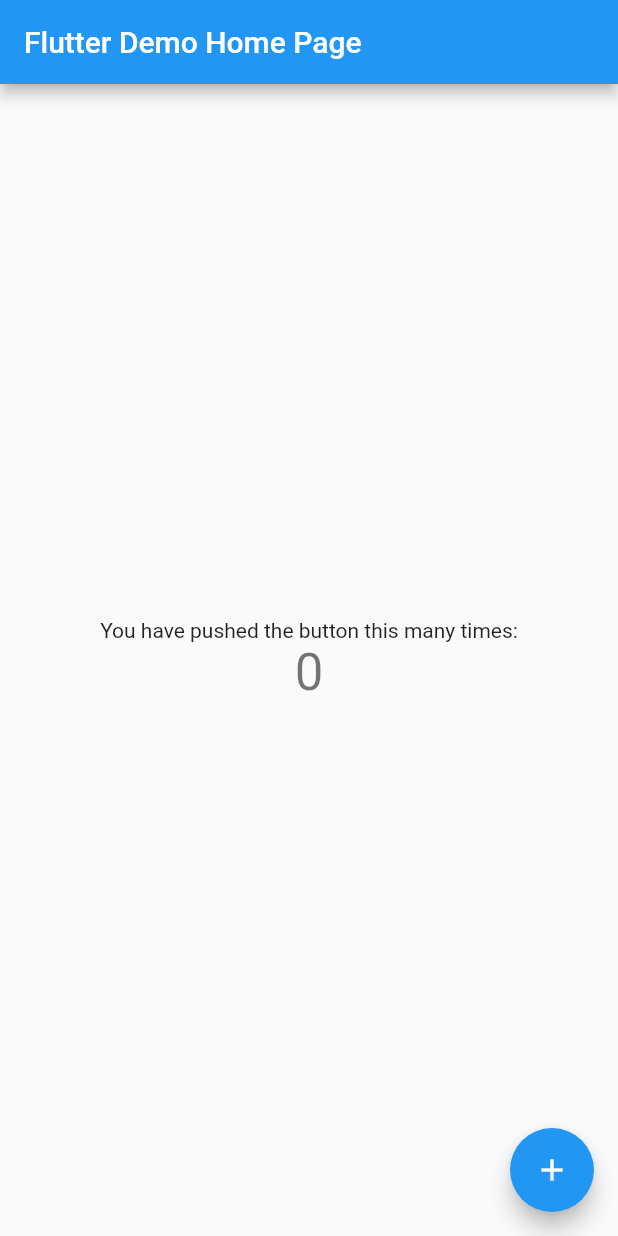
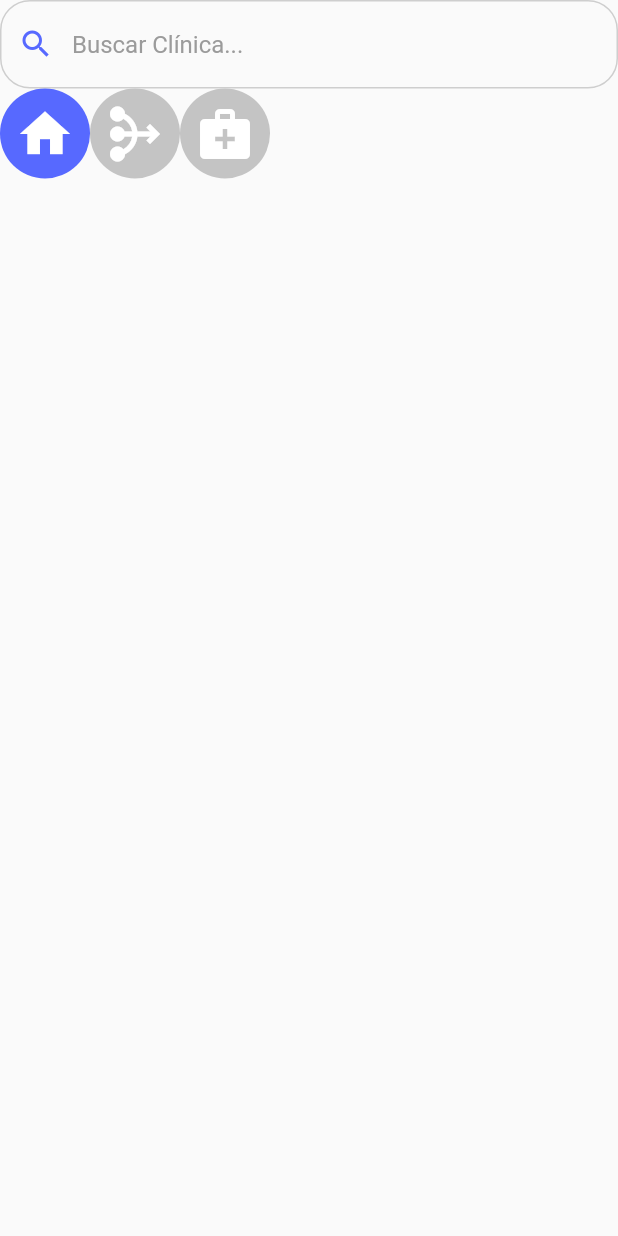
Before and after one commit to AlbertoDoc/cline, a Flutter app: the screen it shows after launch, on a phone screen of 412 x 824 dp. Run offline on Flutter 3.47's test engine with Material 2 defaults, Android fonts, the phone set to English and light mode, and no system bars.

Commit message:
feat: create the main structure of the main screen (controllers,streams and base styles and colors)

```diff
--- /dev/null
+++ b/lib/core/values/cline_colors.dart
@@ -0,0 +1,10 @@
+import 'package:flutter/material.dart';
+
+class ClineColors {
+  static const Color white = Colors.white;
+  static const Color main_primary = Color(0XFF5769FF);
+  static const Color input_border = Color(0XFFCECECE);
+  static const Color input_hint = Color(0XFF9B9B9B);
+  static const Color input_text = Color(0XFF565656);
+  static const Color unselect_box = Color(0XFFC4C4C4);
+}
--- /dev/null
+++ b/lib/core/values/text_styles.dart
@@ -0,0 +1,12 @@
+import 'package:cline/core/values/cline_colors.dart';
+import 'package:flutter/material.dart';
+
+class TextStyles {
+  static TextStyle get hintField => TextStyle(
+        color: ClineColors.input_hint,
+      );
+
+  static TextStyle get inputField => TextStyle(
+        color: ClineColors.input_text,
+      );
+}
--- /dev/null
+++ b/lib/features/home_controller.dart
@@ -0,0 +1,51 @@
+import 'dart:async';
+
+import 'package:cline/widgets/input_field/round_selected_box.dart';
+import 'package:flutter/material.dart';
+
+class SelectBoxState {
+  final SelectBoxType type;
+  final bool selected;
+
+  SelectBoxState({
+    @required this.type,
+    @required this.selected,
+  });
+}
+
+abstract class HomeController {
+  Stream<List<SelectBoxState>> get selectState;
+  void onSelectHandler({SelectBoxType type = SelectBoxType.clinic});
+  void dispose();
+}
+
+class HomeControllerImpl extends HomeController {
+  final _selectBoxController = StreamController<List<SelectBoxState>>();
+
+  @override
+  Stream<List<SelectBoxState>> get selectState => _selectBoxController.stream;
+
+  @override
+  void onSelectHandler({SelectBoxType type = SelectBoxType.clinic}) {
+    final boxStates = _generateBaseState(type);
+
+    _selectBoxController.add(boxStates);
+  }
+
+  @override
+  void dispose() {
+    _selectBoxController.close();
+  }
+
+  List<SelectBoxState> _generateBaseState(SelectBoxType type) {
+    List<SelectBoxState> boxStates = [];
+    for (var value in SelectBoxType.values) {
+      boxStates.add(SelectBoxState(
+        type: value,
+        selected: value == type,
+      ));
+    }
+
+    return boxStates;
+  }
+}
--- /dev/null
+++ b/lib/features/home_screen.dart
@@ -0,0 +1,54 @@
+import 'package:cline/features/home_controller.dart';
+import 'package:cline/widgets/input_field/input_search_field.dart';
+import 'package:cline/widgets/input_field/round_selected_box.dart';
+import 'package:flutter/material.dart';
+
+class HomePage extends StatefulWidget {
+  @override
+  _HomePageState createState() => _HomePageState();
+}
+
+class _HomePageState extends State<HomePage> {
+  final HomeController _controller = HomeControllerImpl();
+
+  @override
+  void initState() {
+    super.initState();
+    _controller.onSelectHandler();
+  }
+
+  @override
+  Widget build(BuildContext context) {
+    return Scaffold(
+      body: SafeArea(
+        child: Column(
+          children: <Widget>[
+            InputSearchField(),
+            _optionRow(),
+          ],
+        ),
+      ),
+    );
+  }
+
+  Widget _optionRow() {
+    return StreamBuilder<List<SelectBoxState>>(
+      stream: _controller.selectState,
+      initialData: [],
+      builder: (context, snapshot) {
+        final boxStates = snapshot.data;
+        return Row(
+          children: <Widget>[
+            ...boxStates.map((boxState) {
+              return RoundSelectedBox(
+                type: boxState.type,
+                tapHandler: _controller.onSelectHandler,
+                selected: boxState.selected,
+              );
+            }).toList()
+          ],
+        );
+      },
+    );
+  }
+}
--- a/lib/main.dart
+++ b/lib/main.dart
@@ -1,4 +1,6 @@
 import 'package:flutter/material.dart';
+
+import 'features/home_screen.dart';
 
 void main() {
   runApp(MyApp());
@@ -12,54 +14,7 @@
       theme: ThemeData(
         primarySwatch: Colors.blue,
       ),
-      home: MyHomePage(title: 'Flutter Demo Home Page'),
+      home: HomePage(),
     );
   }
 }
-
-class MyHomePage extends StatefulWidget {
-  MyHomePage({Key key, this.title}) : super(key: key);
-
-  final String title;
-
-  @override
-  _MyHomePageState createState() => _MyHomePageState();
-}
-
-class _MyHomePageState extends State<MyHomePage> {
-  int _counter = 0;
-
-  void _incrementCounter() {
-    setState(() {
-      _counter++;
-    });
-  }
-
-  @override
-  Widget build(BuildContext context) {
-    return Scaffold(
-      appBar: AppBar(
-        title: Text(widget.title),
-      ),
-      body: Center(
-        child: Column(
-          mainAxisAlignment: MainAxisAlignment.center,
-          children: <Widget>[
-            Text(
-              'You have pushed the button this many times:',
-            ),
-            Text(
-              '$_counter',
-              style: Theme.of(context).textTheme.headline4,
-            ),
-          ],
-        ),
-      ),
-      floatingActionButton: FloatingActionButton(
-        onPressed: _incrementCounter,
-        tooltip: 'Increment',
-        child: Icon(Icons.add),
-      ),
-    );
-  }
-}
--- /dev/null
+++ b/lib/widgets/input_field/input_search_field.dart
@@ -0,0 +1,40 @@
+import 'package:cline/core/values/cline_colors.dart';
+import 'package:cline/core/values/text_styles.dart';
+import 'package:flutter/material.dart';
+
+class InputSearchField extends StatefulWidget {
+  @override
+  _InputSearchFieldState createState() => _InputSearchFieldState();
+}
+
+class _InputSearchFieldState extends State<InputSearchField> {
+  @override
+  Widget build(BuildContext context) {
+    return TextField(
+      style: TextStyles.inputField,
+      keyboardType: TextInputType.visiblePassword,
+      decoration: InputDecoration(
+        contentPadding: EdgeInsets.symmetric(horizontal: 15, vertical: 20),
+        hintText: 'Buscar Clínica...',
+        hintStyle: TextStyles.hintField,
+        enabledBorder: _setBorder(color: ClineColors.input_border),
+        focusedBorder: _setBorder(color: ClineColors.main_primary),
+        prefixIcon: Icon(
+          Icons.search,
+          color: ClineColors.main_primary,
+        ),
+      ),
+    );
+  }
+
+  InputBorder _setBorder({@required Color color}) {
+    return OutlineInputBorder(
+      borderRadius: BorderRadius.all(
+        Radius.circular(20),
+      ),
+      borderSide: BorderSide(
+        color: color,
+      ),
+    );
+  }
+}
--- /dev/null
+++ b/lib/widgets/input_field/round_selected_box.dart
@@ -0,0 +1,62 @@
+import 'package:cline/core/values/cline_colors.dart';
+import 'package:flutter/material.dart';
+
+enum SelectBoxType {
+  clinic,
+  specialty,
+  doctor,
+}
+
+class RoundSelectedBox extends StatelessWidget {
+  final SelectBoxType type;
+  final Function tapHandler;
+  final bool selected;
+
+  RoundSelectedBox({
+    @required this.type,
+    @required this.tapHandler,
+    @required this.selected,
+  });
+
+  void _tapHandlerWrapper() {
+    tapHandler(type: type);
+  }
+
+  @override
+  Widget build(BuildContext context) {
+    return InkWell(
+      onTap: _tapHandlerWrapper,
+      child: Container(
+        height: 60,
+        width: 60,
+        decoration: BoxDecoration(
+          color: selected ? ClineColors.main_primary : ClineColors.unselect_box,
+          borderRadius: BorderRadius.all(
+            Radius.circular(50),
+          ),
+        ),
+        child: _iconBox(),
+      ),
+    );
+  }
+
+  Widget _iconBox() {
+    IconData icon;
+    switch (type) {
+      case SelectBoxType.clinic:
+        icon = Icons.home;
+        break;
+      case SelectBoxType.doctor:
+        icon = Icons.medical_services;
+        break;
+      default:
+        icon = Icons.mediation;
+        break;
+    }
+    return Icon(
+      icon,
+      size: 40,
+      color: ClineColors.white,
+    );
+  }
+}
```
